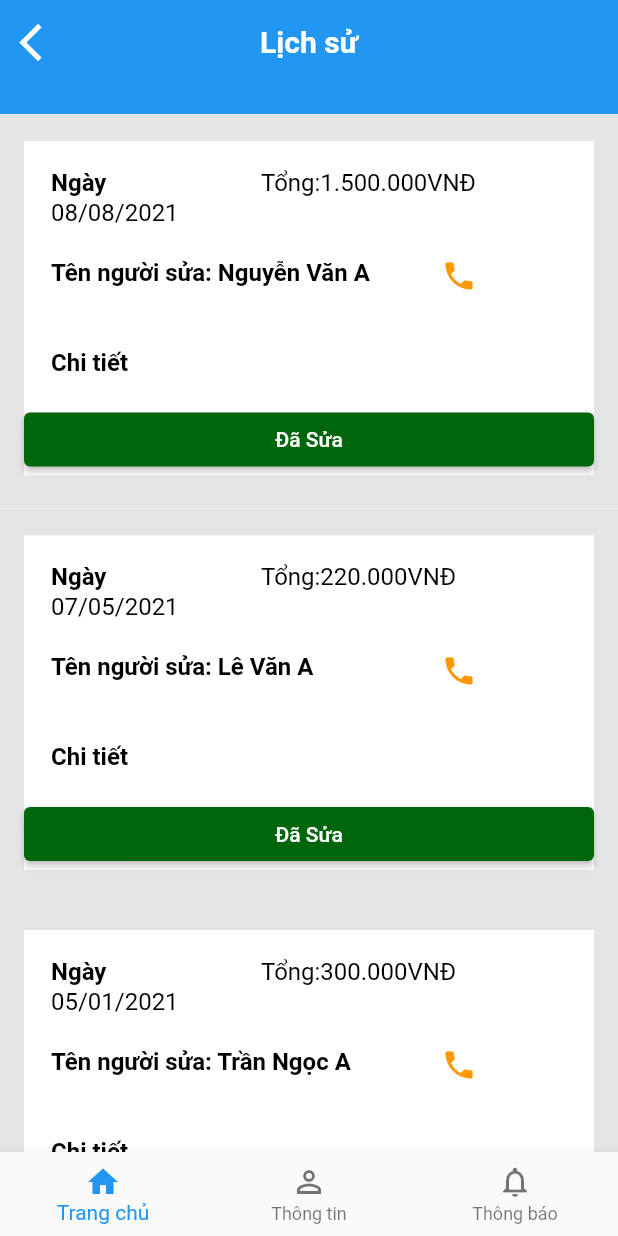
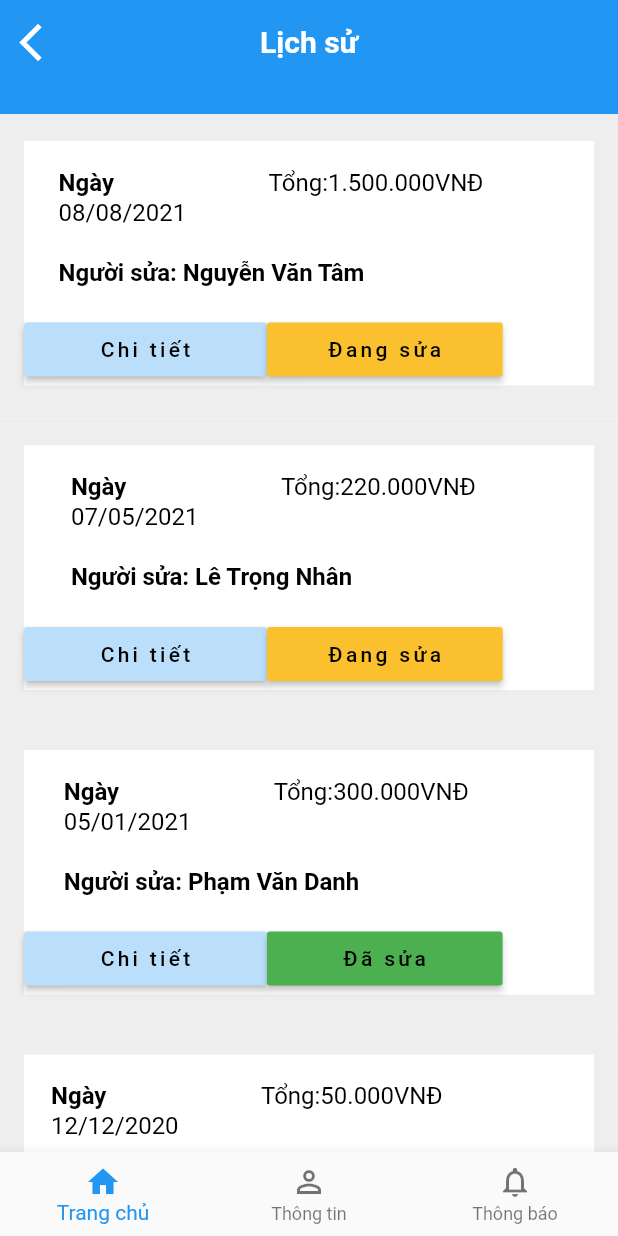
Before and after one commit to binhtt13122000/fix_bike, a Flutter app: the HistoryPage screen opened directly, on a phone screen of 412 x 824 dp. Run offline on Flutter 3.47's test engine with Material 2 defaults, Android fonts, the phone set to English and light mode, and no system bars; our stand-ins replace dio, firebase_auth, firebase_core, flutter_rating_bar, flutter_svg, flutter_svg_provider and 7 more; missing offline and left inert: fa_stepper, flutter_polyline_points, geocoder; accounts and stored records are empty.

Commit message:
[NhanLT] fix button in history

```diff
--- a/lib/screens/HistoryScreen.dart
+++ b/lib/screens/HistoryScreen.dart
@@ -8,24 +8,24 @@ import 'package:get/get.dart';
 class HistoryPage extends GetWidget {
   List<Order> listOrder = [
     new Order(
-        customerName: "Nguyễn Văn A",
+        customerName: "Nguyễn Văn Tâm",
         price: "1.500.000VNĐ",
-        status: "Thành công",
+        status: "Đang sửa",
         date: "08/08/2021"),
     new Order(
-        customerName: "Lê Văn A",
+        customerName: "Lê Trọng Nhân",
         price: "220.000VNĐ",
-        status: "Thành công",
+        status: "Đang sửa",
         date: "07/05/2021"),
     new Order(
-        customerName: "Trần Ngọc A",
+        customerName: "Phạm Văn Danh",
         price: "300.000VNĐ",
         status: "Thành công",
         date: "05/01/2021"),
     new Order(
-        customerName: "Đặng Thị T",
+        customerName: "Trương Thanh Bình",
         price: "50.000VNĐ",
-        status: "Thành công",
+        status: "Hủy",
         date: "12/12/2020"),
     new Order(
         customerName: "Lưu Gia Thịnh",
@@ -104,14 +104,18 @@ class NotificationItem extends StatelessWidget {
 
   final String customerName, price, status, date;
 
+  get children => null;
+
+  get child => null;
+
   @override
   Widget build(BuildContext context) {
     return Container(
-      color: Color(0xffE5E5E5),
+      color: Colors.grey[200],
       child: ListTile(
         title: Container(
           padding: EdgeInsets.only(top: 14),
-          decoration: BoxDecoration(borderRadius: BorderRadius.circular(6)),
+          decoration: BoxDecoration(borderRadius: BorderRadius.circular(30)),
           child: Column(
             mainAxisAlignment: MainAxisAlignment.start,
             crossAxisAlignment: CrossAxisAlignment.start,
@@ -161,75 +165,79 @@ class NotificationItem extends StatelessWidget {
                               ),
                               Padding(
                                 padding:
-                                    const EdgeInsets.fromLTRB(0, 60, 120, 0),
+                                    const EdgeInsets.fromLTRB(0, 60, 130, 0),
                                 child: Text(
-                                  "Tên người sửa: " + customerName,
+                                  "Người sửa: " + customerName,
                                   style: TextStyle(
                                     color: Colors.black,
                                     fontWeight: FontWeight.w700,
                                   ),
                                 ),
                               ),
-                              Padding(
-                                padding:
-                                    const EdgeInsets.fromLTRB(260, 60, 0, 0),
-                                child: Icon(Icons.phone, color: Colors.orange),
+                              // Padding(
+                              //   padding:
+                              //       const EdgeInsets.fromLTRB(260, 60, 0, 0),
+                              //   child: Icon(Icons.phone, color: Colors.orange),
+                              // ),
+                            ],
+                          ),
+                        ),
+                        Padding(
+                          padding: const EdgeInsets.fromLTRB(0, 0, 0, 0),
+                          child: Row(
+                            mainAxisAlignment: MainAxisAlignment.start,
+                            children: [
+                              RaisedButton(
+                                padding: EdgeInsets.symmetric(horizontal: 50),
+                                // shape: RoundedRectangleBorder(
+                                //     borderRadius: BorderRadius.circular(20)),
+                                onPressed: () {
+                                  Get.back();
+                                },
+                                color: Colors.blue[100],
+                                child: Text("Chi tiết",
+                                    style: TextStyle(
+                                        fontSize: 14,
+                                        letterSpacing: 2.2,
+                                        color: Colors.black)),
                               ),
-                              Padding(
-                                padding:
-                                    const EdgeInsets.fromLTRB(0, 120, 0, 0),
-                                child: Row(
-                                  children: [
-                                    Stack(
-                                      children: [
-                                        Text(
-                                          "Chi tiết",
-                                          style: TextStyle(
-                                            color: Colors.black,
-                                            fontWeight: FontWeight.bold,
-                                          ),
-                                        ),
-                                        // Padding(
-                                        //   padding: const EdgeInsets.only(top: 8),
-                                        //   child: Text(
-                                        //     "\nXem chi tiết",
-                                        //     style: TextStyle(
-                                        //       color: Colors.black,
-                                        //       fontWeight: FontWeight.w300,
-                                        //       fontStyle: FontStyle.italic,
-                                        //     ),
-                                        //   ),
-                                        // ),
-                                        // Padding(
-                                        //   padding:
-                                        //   const EdgeInsets.only(left: 260),
-                                        //   child: Icon(
-                                        //       Icons.keyboard_arrow_down_sharp),
-                                        // )
-                                      ],
-                                    )
-                                  ],
+                              RaisedButton(
+                                onPressed: () {
+                                  Get.to(ProfilePage(),
+                                      transition:
+                                          Transition.rightToLeftWithFade,
+                                      duration: Duration(microseconds: 600));
+                                },
+                                color: status == "Thành công"
+                                    ? Colors.green
+                                    : status == "Hủy"
+                                        ? Colors.red
+                                        : Colors.yellow[700],
+                                padding: EdgeInsets.symmetric(
+                                    horizontal: status == "Thành công"
+                                        ? 50
+                                        : status == "Hủy"
+                                            ? 64
+                                            : 40),
+                                // padding: EdgeInsets.fromLTRB(10, 20, 10, 30
+                                elevation: 2,
+                                // shape: RoundedRectangleBorder(
+                                //     borderRadius: BorderRadius.circular(20)),
+                                child: Text(
+                                  status == "Thành công"
+                                      ? "Đã sửa"
+                                      : status == "Hủy"
+                                          ? "Hủy"
+                                          : "Đang sửa",
+                                  style: TextStyle(
+                                      fontSize: 14,
+                                      letterSpacing: 2.2,
+                                      color: Colors.black),
                                 ),
                               ),
                             ],
                           ),
-                        ),
-                        ElevatedButton(
-                            style: ButtonStyle(
-                              backgroundColor:
-                                  MaterialStateProperty.resolveWith<Color>(
-                                      (Set<MaterialState> states) {
-                                if (states.contains(MaterialState.pressed))
-                                  return Colors.white70;
-                                return Color(
-                                    0xff00660B); // Defer to the widget's default.
-                              }),
-                            ),
-                            onPressed: () => {},
-                            child: Container(
-                              width: double.infinity,
-                              child: Center(child: Text("Đã Sửa")),
-                            )),
+                        )
                       ],
                     ),
                   )),
```
